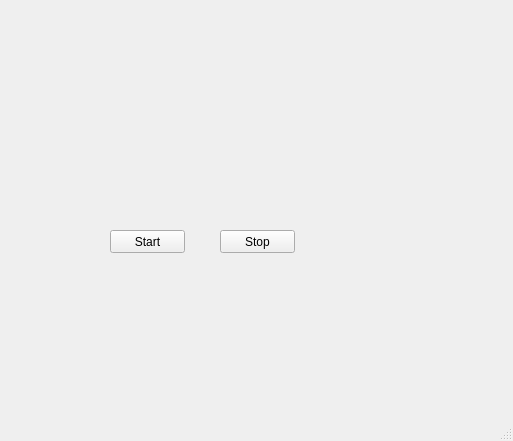
crazyfull/AudioStreamer, file mainwindow.ui: the form before one commit.
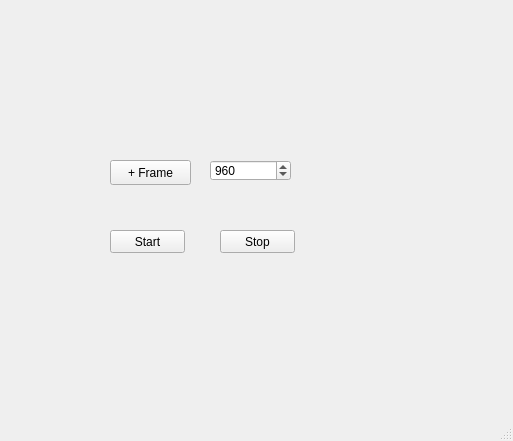
The form after the commit.

```diff
--- a/mainwindow.ui
+++ b/mainwindow.ui
@@ -40,6 +40,41 @@
      <string>Stop</string>
     </property>
    </widget>
+   <widget class="QPushButton" name="btnPlusFrame">
+    <property name="geometry">
+     <rect>
+      <x>110</x>
+      <y>160</y>
+      <width>81</width>
+      <height>25</height>
+     </rect>
+    </property>
+    <property name="text">
+     <string>+ Frame</string>
+    </property>
+   </widget>
+   <widget class="QSpinBox" name="spinBox">
+    <property name="geometry">
+     <rect>
+      <x>210</x>
+      <y>160</y>
+      <width>81</width>
+      <height>21</height>
+     </rect>
+    </property>
+    <property name="autoFillBackground">
+     <bool>false</bool>
+    </property>
+    <property name="maximum">
+     <number>8000</number>
+    </property>
+    <property name="singleStep">
+     <number>16</number>
+    </property>
+    <property name="value">
+     <number>960</number>
+    </property>
+   </widget>
   </widget>
   <widget class="QStatusBar" name="statusbar"/>
  </widget>
```
